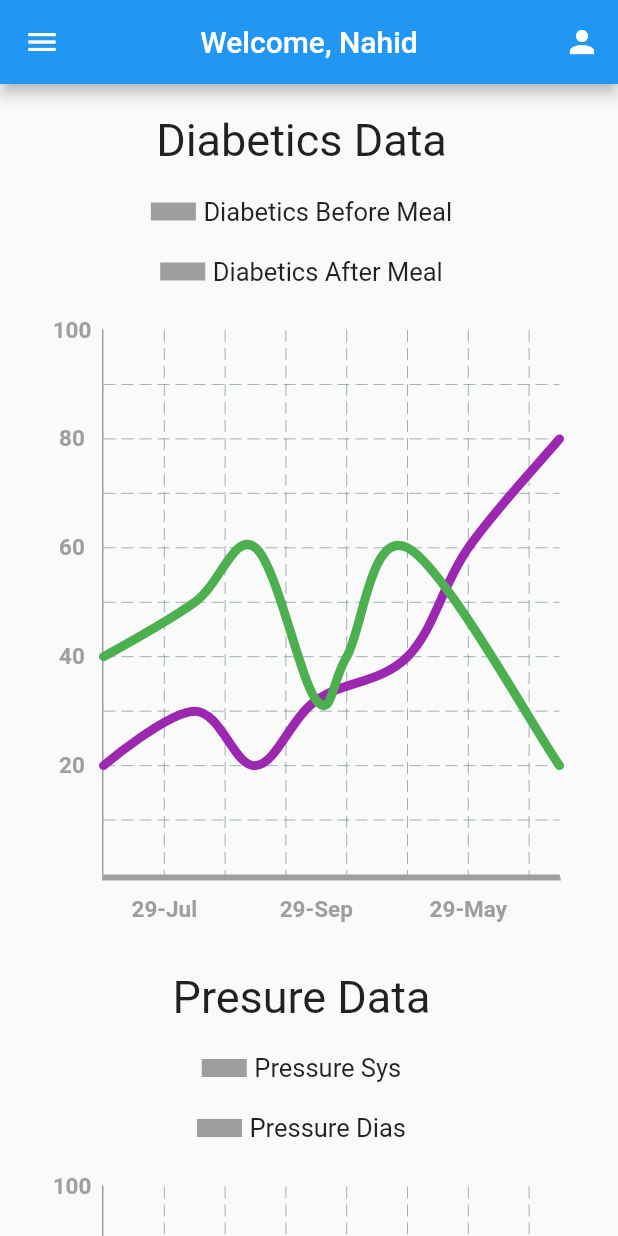
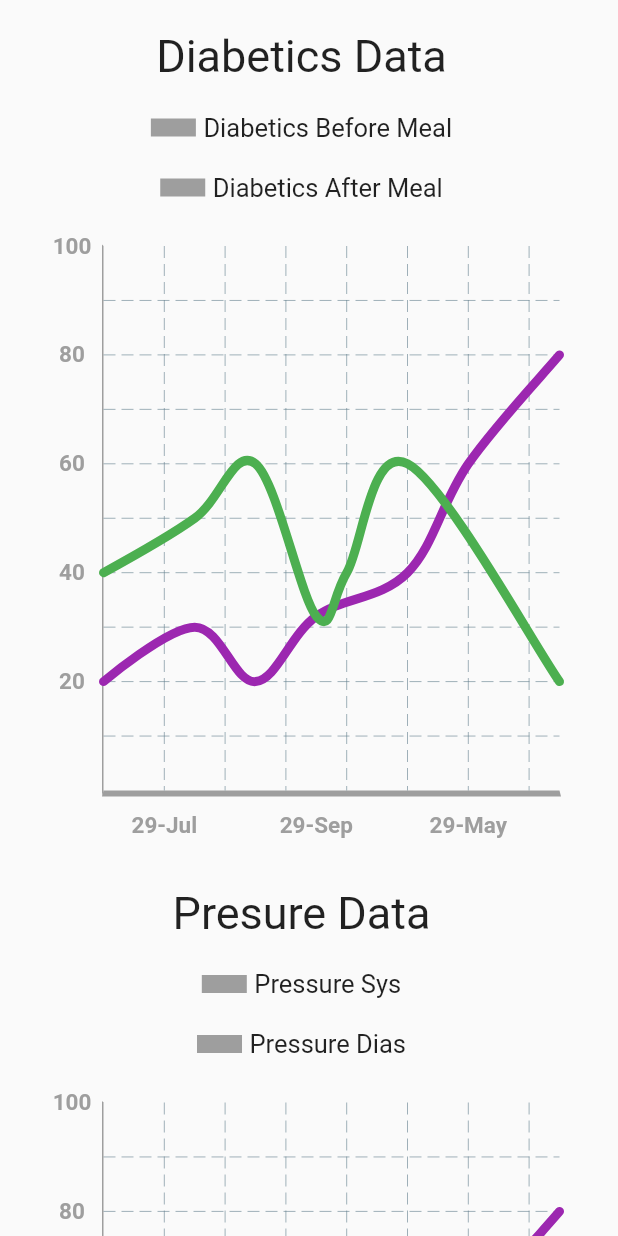
Before and after one commit to beniamine3155/doctor_appoinment_app, a Flutter app: the screen it shows after launch, on a phone screen of 412 x 824 dp. Run offline on Flutter 3.47's test engine with Material 2 defaults, Android fonts, the phone set to English and light mode, and no system bars; drawn by our look-alikes of fl_chart.

```diff
--- a/lib/main.dart
+++ b/lib/main.dart
@@ -10,7 +10,7 @@ class MyApp extends StatelessWidget {
   Widget build(BuildContext context) {
     return MaterialApp(
       debugShowCheckedModeBanner: false,
-      home: HomePage(),
+      home: LineChartComparison(),
     );
   }
 }
```
